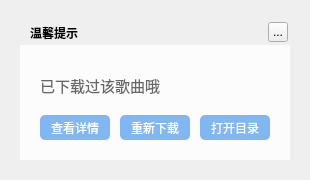
The window that TTKCore/musicUi/musicWidget/musicdownloadresetwidget.ui (Greedysky/TTKMusicPlayer) describes before a commit, drawn with Qt 5.
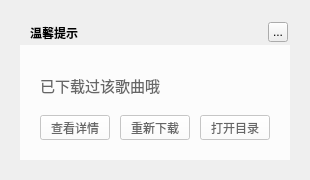
The same window after the commit.

Diff of the .ui file:
```diff
--- a/TTKCore/musicUi/musicWidget/musicdownloadresetwidget.ui
+++ b/TTKCore/musicUi/musicWidget/musicdownloadresetwidget.ui
@@ -86,9 +86,6 @@
     <property name="cursor">
      <cursorShape>PointingHandCursor</cursorShape>
     </property>
-    <property name="styleSheet">
-     <string notr="true">QPushButton{border-radius:5px;background-color:#80B7F1;color:white;}</string>
-    </property>
     <property name="text">
      <string>查看详情</string>
     </property>
@@ -121,9 +118,6 @@
     <property name="cursor">
      <cursorShape>PointingHandCursor</cursorShape>
     </property>
-    <property name="styleSheet">
-     <string notr="true">QPushButton{border-radius:5px;background-color:#80B7F1;color:white;}</string>
-    </property>
     <property name="text">
      <string>重新下载</string>
     </property>
@@ -140,9 +134,6 @@
     <property name="cursor">
      <cursorShape>PointingHandCursor</cursorShape>
     </property>
-    <property name="styleSheet">
-     <string notr="true">QPushButton{border-radius:5px;background-color:#80B7F1;color:white;}</string>
-    </property>
     <property name="text">
      <string>打开目录</string>
     </property>
```
